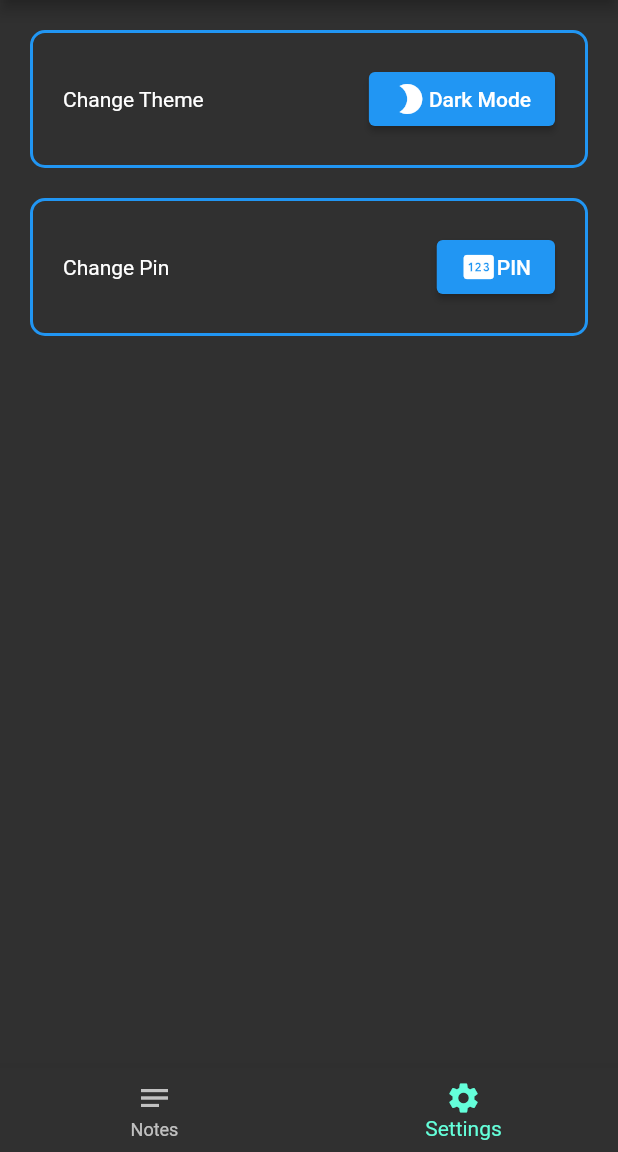
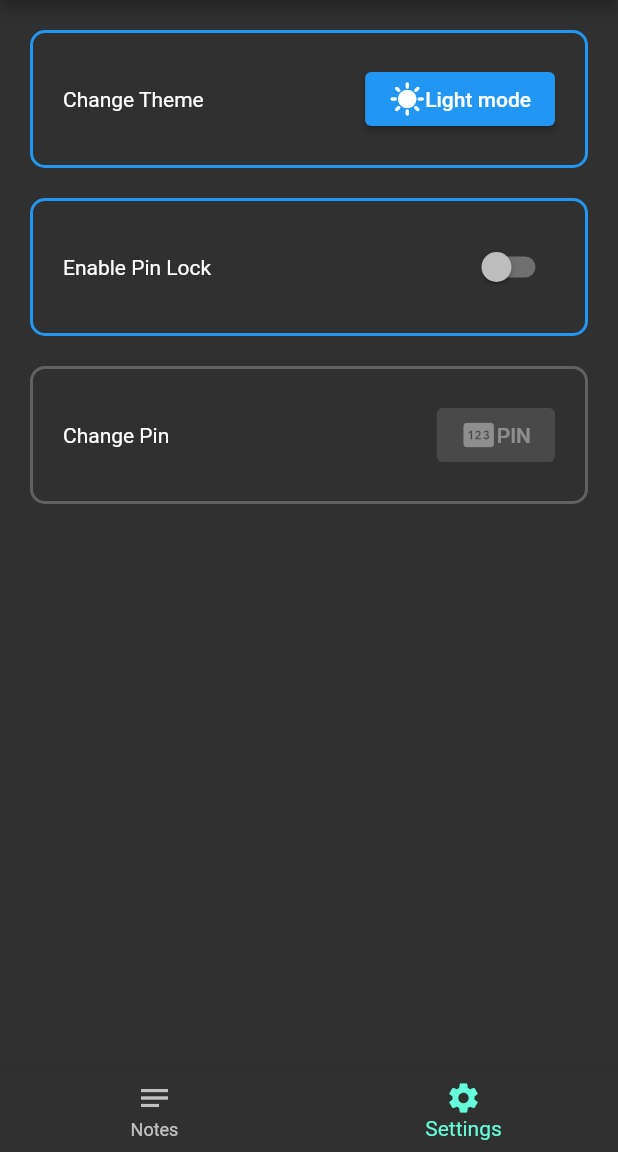
Before and after one commit to Wise-394/Task_trackr, a Flutter app: the screen it shows after launch, item 2 of the bottom bar chosen, after a tap on "Dark Mode", on a phone screen of 412 x 824 dp, the part 84-1236 px from its top. Run offline on Flutter 3.47's test engine with Material 2 defaults, Android fonts, the phone set to English and light mode, and no system bars; our stand-ins replace get, hive, hive_flutter; accounts and stored records are empty.

Commit message:
pin fully working now, added toggle switch

```diff
--- a/lib/database/sharedpref.dart
+++ b/lib/database/sharedpref.dart
@@ -4,7 +4,7 @@ import 'package:get/get.dart';
 
 class SharedPref {
   //theme
-  bool isDarkmode = false;
+  static bool isDarkmode = false;
   final _sharedPref = Hive.box('mybox');
 
   void loadTheme() {
@@ -13,6 +13,10 @@ class SharedPref {
 
   void updateTheme() {
     _sharedPref.put('themeMode', isDarkmode);
+  }
+
+  bool getTheme() {
+    return isDarkmode;
   }
 
   void changeTheme() {
@@ -28,7 +32,8 @@ class SharedPref {
   }
 
   //pin
-  int pin = 0;
+  static int pin = 0;
+  static bool isPinEnable = false;
   void loadPin() {
     pin = _sharedPref.get('pin', defaultValue: 0);
     print("current pin is $pin");
@@ -42,4 +47,17 @@ class SharedPref {
   int getPin() {
     return pin;
   }
+
+  void loadPinSwitch() {
+    isPinEnable = _sharedPref.get('pinSwitch', defaultValue: false);
+  }
+
+  void updatePinSwitch(bool pinSwitchValue) {
+    _sharedPref.put('pinSwitch', pinSwitchValue);
+    isPinEnable = pinSwitchValue;
+  }
+
+  bool getPinSwitch() {
+    return isPinEnable;
+  }
 }
--- a/lib/main.dart
+++ b/lib/main.dart
@@ -12,21 +12,31 @@ void main() async {
   await Hive.initFlutter();
   Hive.registerAdapter(TaskEntityAdapter());
   var box = await Hive.openBox('mybox');
+  final SharedPref sp = SharedPref();
+  sp.loadTheme();
+  sp.loadPin();
+  sp.loadPinSwitch();
+  var theme = sp.getTheme() ? ThemeMode.dark : ThemeMode.light;
+  var route = sp.getPin() != 0 && sp.getPinSwitch() ? '/lock' : '/home';
 
-  runApp(MyApp());
+  runApp(MyApp(
+    theme: theme,
+    route: route,
+  ));
 }
 
 class MyApp extends StatelessWidget {
-  MyApp({Key? key}) : super(key: key);
-  final SharedPref sp = SharedPref();
+  final ThemeMode theme;
+  final String route;
+  const MyApp({
+    Key? key,
+    required this.theme,
+    required this.route,
+  }) : super(key: key);
 
   @override
   @override
   Widget build(BuildContext context) {
-    sp.loadTheme();
-    sp.loadPin();
-    var theme = sp.isDarkmode ? ThemeMode.dark : ThemeMode.light;
-    var route = sp.getPin() > 0 ? '/lock' : '/home';
     print("current route value is $route");
     return GetMaterialApp(
       theme: ThemeData.light(),
--- a/lib/screen/settings_page.dart
+++ b/lib/screen/settings_page.dart
@@ -14,6 +14,20 @@ class SettingsPage extends StatefulWidget {
 class _SettingsPageState extends State<SettingsPage> {
   SharedPref sp = SharedPref();
   final _textEditingController = TextEditingController();
+  bool switchOn = false;
+
+  @override
+  void initState() {
+    super.initState();
+    switchOn = sp.getPinSwitch(); // Set switchOn based on pinSwitch value
+  }
+
+  void onPressSwitch(bool value) {
+    setState(() {
+      switchOn = value;
+      sp.updatePinSwitch(switchOn);
+    });
+  }
 
   void onSavePin() {
     if (_textEditingController.text.isNotEmpty &&
@@ -43,11 +57,19 @@ class _SettingsPageState extends State<SettingsPage> {
       children: [
         SettingsTile(
           tileTile: "Change Theme",
-          iconImg: Get.isDarkMode ? Icons.sunny : Icons.mode_night,
-          iconText: Get.isDarkMode ? "Light mode" : "Dark Mode",
-          onPressed: sp.changeTheme,
+          iconImg: sp.getTheme() ? Icons.sunny : Icons.mode_night,
+          iconText: sp.getTheme() ? "Light mode" : "Dark Mode",
+          onPressed: () {
+            sp.changeTheme();
+            setState(() {}); // Add this line to update the widget state
+          },
         ),
+        SettingsSwitchTile(
+            tileTile: "Enable Pin Lock",
+            value: switchOn,
+            onChanged: (value) => onPressSwitch(value!)),
         SettingsTile(
+          enabled: switchOn,
           tileTile: "Change Pin",
           iconText: "PIN",
           iconImg: Icons.pin,
--- a/lib/util/settings_tile.dart
+++ b/lib/util/settings_tile.dart
@@ -5,12 +5,14 @@ class SettingsTile extends StatefulWidget {
   final IconData iconImg;
   final String iconText;
   final VoidCallback onPressed;
+  final bool enabled;
   const SettingsTile({
     super.key,
     required this.tileTile,
     required this.iconImg,
     required this.iconText,
     required this.onPressed,
+    this.enabled = true,
   });
 
   @override
@@ -18,6 +20,57 @@ class SettingsTile extends StatefulWidget {
 }
 
 class _SettingsTileState extends State<SettingsTile> {
+  @override
+  Widget build(BuildContext context) {
+    return Padding(
+      padding: const EdgeInsets.only(top: 20, left: 20, right: 20),
+      child: Container(
+        padding: const EdgeInsets.all(20),
+        decoration: BoxDecoration(
+          border: Border.all(
+            color: widget.enabled
+                ? Theme.of(context).colorScheme.primary
+                : Theme.of(context).colorScheme.background,
+            width: 2,
+          ),
+          borderRadius: BorderRadius.circular(10),
+        ),
+        child: Row(
+          children: [
+            Text(widget.tileTile),
+            const Spacer(),
+            ElevatedButton(
+              onPressed: widget.enabled ? widget.onPressed : null,
+              child: Row(
+                children: [
+                  Icon(widget.iconImg),
+                  Text(widget.iconText),
+                ],
+              ),
+            ),
+          ],
+        ),
+      ),
+    );
+  }
+}
+
+class SettingsSwitchTile extends StatefulWidget {
+  final String tileTile;
+  final bool value;
+  final Function(bool?)? onChanged;
+  const SettingsSwitchTile({
+    super.key,
+    required this.tileTile,
+    required this.value,
+    required this.onChanged,
+  });
+
+  @override
+  State<SettingsSwitchTile> createState() => _SettingsSwitchTileState();
+}
+
+class _SettingsSwitchTileState extends State<SettingsSwitchTile> {
   @override
   Widget build(BuildContext context) {
     return Padding(
@@ -35,14 +88,10 @@ class _SettingsTileState extends State<SettingsTile> {
           children: [
             Text(widget.tileTile),
             const Spacer(),
-            ElevatedButton(
-              onPressed: widget.onPressed,
-              child: Row(
-                children: [
-                  Icon(widget.iconImg),
-                  Text(widget.iconText),
-                ],
-              ),
+            Switch(
+              activeColor: Theme.of(context).colorScheme.primary,
+              value: widget.value,
+              onChanged: widget.onChanged,
             ),
           ],
         ),
```
